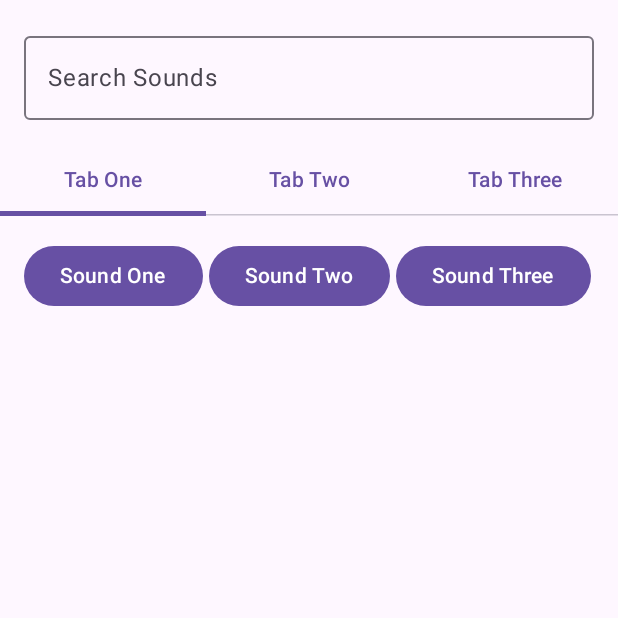
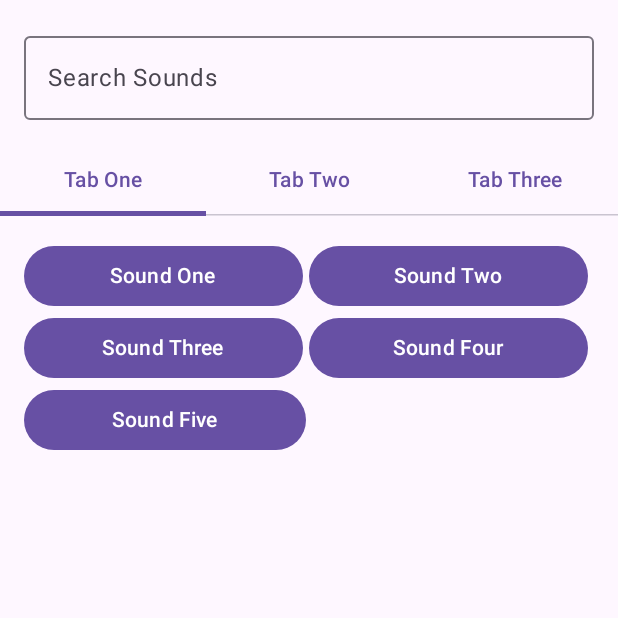
Before and after one commit to mumudevx/android-soundboard, an Android app built with Jetpack Compose: the screen it shows after launch (MainActivity), after a tap on "Sound One", on a phone screen of 412 x 824 dp, the top half of it. Run offline under Robolectric (Android 15) with nearby library versions, the phone set to English and light mode, and no system bars; our stand-ins replace AdMob; 2 statements that could not run were skipped.

Commit message:
Update
- Sound data class was created.

-  MediaPlayer was imported.

- Admob banner and interstitial ads were implemented.

- Some mechanism improvements.

```diff
--- a/app/build.gradle.kts
+++ b/app/build.gradle.kts
@@ -59,6 +59,7 @@ dependencies {
     implementation(libs.androidx.ui.graphics)
     implementation(libs.androidx.ui.tooling.preview)
     implementation(libs.androidx.material3)
+    implementation(libs.play.services.ads)
     testImplementation(libs.junit)
     androidTestImplementation(libs.androidx.junit)
     androidTestImplementation(libs.androidx.espresso.core)
--- a/app/src/main/AndroidManifest.xml
+++ b/app/src/main/AndroidManifest.xml
@@ -12,6 +12,10 @@
         android:supportsRtl="true"
         android:theme="@style/Theme.Soundboard"
         tools:targetApi="31">
+        <!-- Sample Ad Manager app ID: ca-app-pub-3940256099942544~3347511713 -->
+        <meta-data
+            android:name="com.google.android.gms.ads.APPLICATION_ID"
+            android:value="ca-app-pub-3940256099942544~3347511713"/>
         <activity
             android:name=".MainActivity"
             android:exported="true"
--- a/app/src/main/java/com/mumudevx/soundboard/MainActivity.kt
+++ b/app/src/main/java/com/mumudevx/soundboard/MainActivity.kt
@@ -1,6 +1,7 @@
 package com.mumudevx.soundboard
 
-import android.annotation.SuppressLint
+import android.content.Context
+import android.media.MediaPlayer
 import android.os.Bundle
 import androidx.activity.ComponentActivity
 import androidx.activity.compose.setContent
@@ -14,41 +15,95 @@ import androidx.compose.material3.Text
 import androidx.compose.runtime.*
 import androidx.compose.ui.Alignment
 import androidx.compose.ui.Modifier
+import androidx.compose.ui.platform.LocalContext
 import androidx.compose.ui.unit.dp
+import androidx.compose.ui.viewinterop.AndroidView
+import com.google.android.gms.ads.AdRequest
+import com.google.android.gms.ads.AdSize
+import com.google.android.gms.ads.AdView
+import com.google.android.gms.ads.FullScreenContentCallback
+import com.google.android.gms.ads.LoadAdError
+import com.google.android.gms.ads.MobileAds
+import com.google.android.gms.ads.interstitial.InterstitialAd
+import com.google.android.gms.ads.interstitial.InterstitialAdLoadCallback
 import kotlinx.coroutines.launch
 
 class MainActivity : ComponentActivity() {
+    var mInterstitialAd: InterstitialAd? = null
+
     override fun onCreate(savedInstanceState: Bundle?) {
         super.onCreate(savedInstanceState)
+
+        MobileAds.initialize(this) {}
+
+        val adRequest = AdRequest.Builder().build()
+
+        println("Reklam yükleniyor...")
+        InterstitialAd.load(
+            this,
+            "ca-app-pub-3940256099942544/1033173712",
+            adRequest,
+            object : InterstitialAdLoadCallback() {
+                override fun onAdLoaded(interstitialAd: InterstitialAd) {
+                    mInterstitialAd = interstitialAd
+                    println("Reklam yüklendi.")
+                }
+
+                override fun onAdFailedToLoad(loadAdError: LoadAdError) {
+                    mInterstitialAd = null
+                    println("Reklam mesaj:" + loadAdError.message)
+                }
+            }
+        )
+
+
         setContent {
             SoundboardApp()
         }
     }
 }
 
-@SuppressLint("UnusedMaterial3ScaffoldPaddingParameter")
 @Composable
 fun SoundboardApp() {
     val coroutineScope = rememberCoroutineScope()
+    val context = LocalContext.current;
+
     val tabs = listOf("Tab One", "Tab Two", "Tab Three")
+
+    val allSounds = listOf(
+        Sound("Sound One", R.raw.sound_1),
+        Sound("Sound Two", R.raw.sound_2),
+        Sound("Sound Three", R.raw.sound_3),
+        Sound("Sound Four", R.raw.sound_4),
+        Sound("Sound Five", R.raw.sound_5),
+        Sound("Sound Six", R.raw.sound_6),
+        Sound("Sound Seven", R.raw.sound_7),
+        Sound("Sound Eight", R.raw.sound_8),
+        Sound("Sound Nine", R.raw.sound_9),
+        Sound("Sound Ten", R.raw.sound_10),
+        Sound("Sound Eleven", R.raw.sound_11),
+        Sound("Sound Twelve", R.raw.sound_12),
+        Sound("Sound Thirteen", R.raw.sound_13),
+        Sound("Sound Fourteen", R.raw.sound_14),
+        Sound("Sound Fifteen", R.raw.sound_15)
+    )
+
     var selectedTabIndex by remember { mutableIntStateOf(0) }
     var searchText by remember { mutableStateOf("") }
+    var filteredSounds by remember { mutableStateOf(allSounds) }
+    var chunkedSounds by remember { mutableStateOf(allSounds.chunked(allSounds.size / tabs.size)) }
 
-    val allSounds = listOf(
-        "Sound One",
-        "Sound Two",
-        "Sound Three",
-        "Sound Four",
-        "Sound Five",
-        "Sound Six",
-        "Sound Seven",
-        "Sound Eight",
-        "Sound Nine",
-    )
+    // Banner Ads
+    val adView = remember {
+        val view = AdView(context)
+        view.setAdSize(AdSize.BANNER)
+        view.adUnitId = "ca-app-pub-3940256099942544/9214589741"
+        val adRequest = AdRequest.Builder().build()
+        view.loadAd(adRequest)
+        view
+    }
 
-    var filteredSounds by remember { mutableStateOf(allSounds) }
-    var chunkedSounds by remember { mutableStateOf(allSounds.chunked(allSounds.size / 3)) }
-
+    Box(modifier = Modifier.fillMaxSize()) {
         Scaffold(
             topBar = {
                 Column {
@@ -57,11 +112,12 @@ fun SoundboardApp() {
                         onValueChange = {
                             searchText = it
                             filteredSounds = filterSounds(allSounds, searchText)
-                        println(filteredSounds)
+
                             chunkedSounds = if (filteredSounds.isNotEmpty()) {
-                            filteredSounds.chunked((filteredSounds.size / 3).takeIf { it > 0 } ?: 1)
+                                filteredSounds.chunked((filteredSounds.size / tabs.size).takeIf { it > 0 }
+                                    ?: 1)
                             } else {
-                            allSounds.chunked(allSounds.size / 3)
+                                allSounds.chunked(allSounds.size / tabs.size)
                             }
                         },
                         label = { Text("Search Sounds") },
@@ -101,10 +157,20 @@ fun SoundboardApp() {
                 }
             }
         }
+
+        AndroidView(
+            factory = { adView },
+            modifier = Modifier
+                .align(Alignment.BottomCenter)
+                .height(IntrinsicSize.Min)
+        )
+    }
 }
 
 @Composable
-fun TabContent(sounds: List<String>) {
+fun TabContent(sounds: List<Sound>) {
+    val context = LocalContext.current;
+
     Column(
         modifier = Modifier
             .fillMaxSize()
@@ -113,25 +179,73 @@ fun TabContent(sounds: List<String>) {
         horizontalAlignment = Alignment.Start,
         verticalArrangement = Arrangement.Top
     ) {
+        sounds.chunked(2).forEach { soundsInRow ->
             Row(
                 modifier = Modifier.fillMaxWidth(),
-            horizontalArrangement = Arrangement.Start // Distribute buttons evenly
+                horizontalArrangement = Arrangement.SpaceBetween
             ) {
-            sounds.forEachIndexed { index, sound ->
-                Button(onClick = {
-                    /* Play the sound here */
-                }) {
-                    Text(sound)
+                soundsInRow.forEachIndexed { index, sound ->
+                    Button(
+                        onClick = {
+                            playSound(
+                                context = context,
+                                soundId = sound.resourceId
+                            )
+                        }, modifier = Modifier.weight(1f)
+                    ) {
+                        Text(sound.title)
                     }
                     if (index < sounds.size - 1) {
                         Spacer(modifier = Modifier.width(4.dp))
+                    }
+                    if (soundsInRow.size == 1) {
+                        Box(modifier = Modifier.weight(1f)) {}
                     }
                     Spacer(modifier = Modifier.height(8.dp))
                 }
             }
         }
     }
+}
 
-fun filterSounds(sounds: List<String>, searchText: String): List<String> {
-    return sounds.filter { it.contains(searchText, ignoreCase = true) }
+fun filterSounds(sounds: List<Sound>, searchText: String): List<Sound> {
+    return sounds.filter { it.title.contains(searchText, ignoreCase = true) }
 }
+
+var soundCounter = 0
+fun playSound(context: Context, soundId: Int) {
+    val mediaPlayer = MediaPlayer.create(context, soundId)
+
+    if (mediaPlayer.isPlaying) {
+        mediaPlayer.stop()
+        mediaPlayer.release()
+    }
+
+    mediaPlayer.start()
+
+    soundCounter++
+    if (soundCounter >= 10) {
+        (context as MainActivity).mInterstitialAd?.fullScreenContentCallback =
+            object : FullScreenContentCallback() {
+                override fun onAdDismissedFullScreenContent() {
+                    val adRequest = AdRequest.Builder().build()
+                    InterstitialAd.load(
+                        context,
+                        "ca-app-pub-3940256099942544/1033173712",
+                        adRequest,
+                        object : InterstitialAdLoadCallback() {
+                            override fun onAdLoaded(interstitialAd: InterstitialAd) {
+                                context.mInterstitialAd = interstitialAd
+                            }
+
+                            override fun onAdFailedToLoad(loadAdError: LoadAdError) {
+                                context.mInterstitialAd = null
+                            }
+                        }
+                    )
+                }
+            }
+        context.mInterstitialAd?.show(context)
+        soundCounter = 0
+    }
+}
--- /dev/null
+++ b/app/src/main/java/com/mumudevx/soundboard/Sound.kt
@@ -0,0 +1,3 @@
+package com.mumudevx.soundboard
+
+data class Sound(val title: String, val resourceId: Int)
--- a/gradle/libs.versions.toml
+++ b/gradle/libs.versions.toml
@@ -8,6 +8,7 @@ espressoCore = "3.5.1"
 lifecycleRuntimeKtx = "2.6.1"
 activityCompose = "1.8.0"
 composeBom = "2024.04.01"
+playServicesAds = "23.1.0"
 
 [libraries]
 androidx-core-ktx = { group = "androidx.core", name = "core-ktx", version.ref = "coreKtx" }
@@ -24,6 +25,7 @@ androidx-ui-tooling-preview = { group = "androidx.compose.ui", name = "ui-toolin
 androidx-ui-test-manifest = { group = "androidx.compose.ui", name = "ui-test-manifest" }
 androidx-ui-test-junit4 = { group = "androidx.compose.ui", name = "ui-test-junit4" }
 androidx-material3 = { group = "androidx.compose.material3", name = "material3" }
+play-services-ads = { module = "com.google.android.gms:play-services-ads", version.ref = "playServicesAds" }
 
 [plugins]
 android-application = { id = "com.android.application", version.ref = "agp" }
```
Also changed, not shown: 15 other files. Lines whose indentation alone changed are shown as unchanged.
